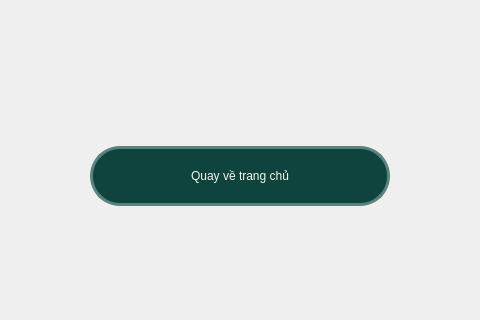
Before: the Qt Designer form ui/confirm/Confirm.ui in nguyenbphan12001-rimzy/Do-an-cuoi-ki-Nhom8_KTLT, drawn with Qt 5; both pictures show x 260 to 740 and y 180 to 500 of the 1000 by 500 pixel window.
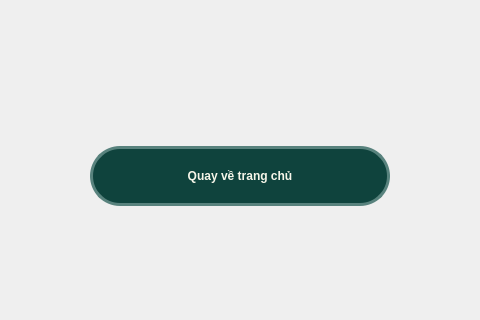
After: the same form once the commit is applied. Icons and pictures are not drawn.

Commit message: Add hover comfirm ui

```diff
--- a/ui/confirm/Confirm.ui
+++ b/ui/confirm/Confirm.ui
@@ -43,11 +43,27 @@
          </size>
         </property>
         <property name="styleSheet">
-         <string notr="true">color:#f6f6e9;
-background-color: #0f433d;
-font: 87 18pt &quot;Noto Sans HK Black&quot;;
-border-radius: 30px;
-border: 3px solid  #58827d;</string>
+         <string notr="true">/* Trạng thái bình thường (Giữ nguyên 100% của mày) */
+QPushButton {
+    color: #f6f6e9;
+    background-color: #0f433d;
+    font: 87 20pt &quot;Noto Sans HK Black&quot;;
+    border-radius: 30px;
+    border: 3px solid #58827d;
+font-weight:bold;
+}
+
+/* Trạng thái khi rê chuột vào (Hover) */
+QPushButton:hover {
+    background-color: #1a6b61; /* Màu xanh sáng hơn một chút để nổi bật */
+    border: 3px solid #73a6a0; /* Viền cũng sáng lên một chút cho đồng bộ */
+}
+
+/* Thêm luôn trạng thái khi click (bấm xuống) cho nó xịn */
+QPushButton:pressed {
+    background-color: #0a2e2a; /* Nền tối đi khi bấm */
+    border: 3px solid #3d5e5b; /* Viền tối đi */
+}</string>
         </property>
         <property name="text">
          <string>Quay về trang chủ</string>
```
Left out of the diff: 14 changed lines with no effect on the pictures. The commit also changes 7 other files.
